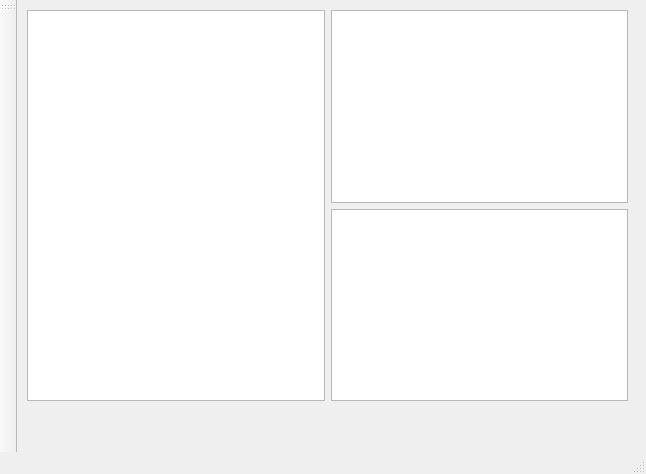
The window that mainwindow.ui (lisitsynSA/simulator) describes before a commit, drawn with Qt 5.
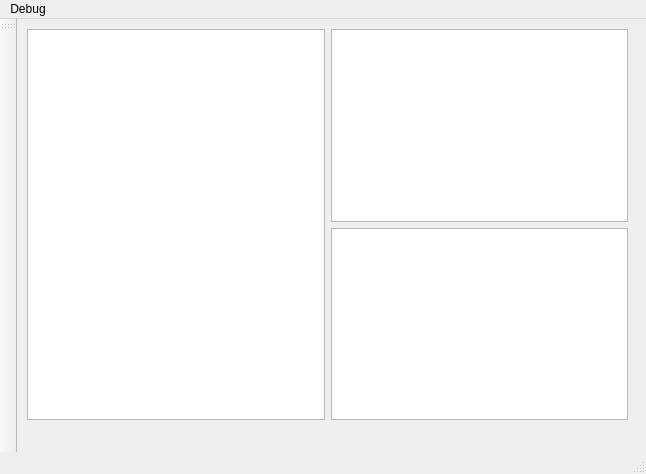
The same window after the commit.

```diff
--- a/mainwindow.ui
+++ b/mainwindow.ui
@@ -45,6 +45,13 @@
      <height>22</height>
     </rect>
    </property>
+   <widget class="QMenu" name="menuDebug">
+    <property name="title">
+     <string>Debug</string>
+    </property>
+    <addaction name="actionDebug_signal"/>
+   </widget>
+   <addaction name="menuDebug"/>
   </widget>
   <widget class="QStatusBar" name="statusbar"/>
   <widget class="QToolBar" name="toolBar">
```
Left out of the diff: 5 changed lines with no effect on the pictures.
